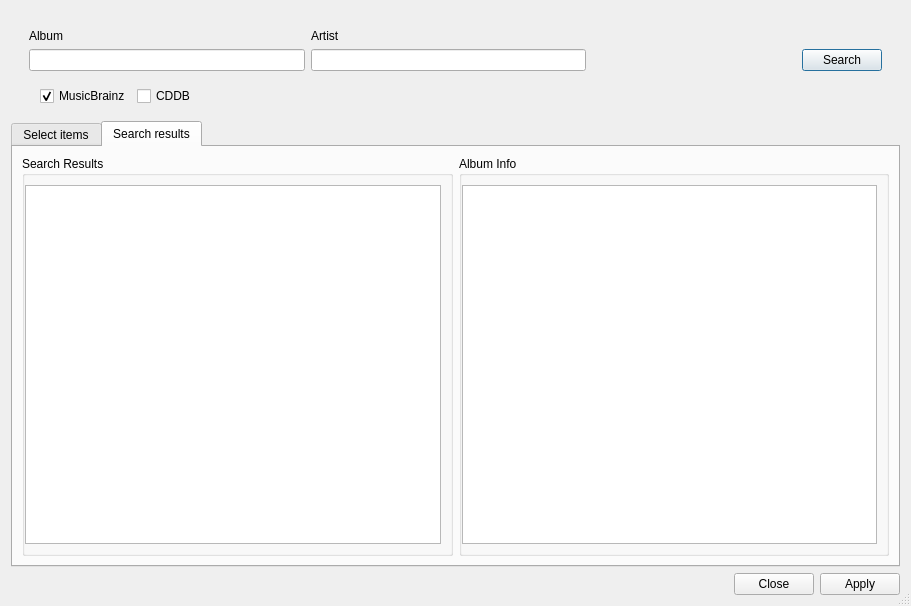
Above: ui/tagsearchdialog.ui from sjuvonen/coquillo before the change. Below: the same form after it.
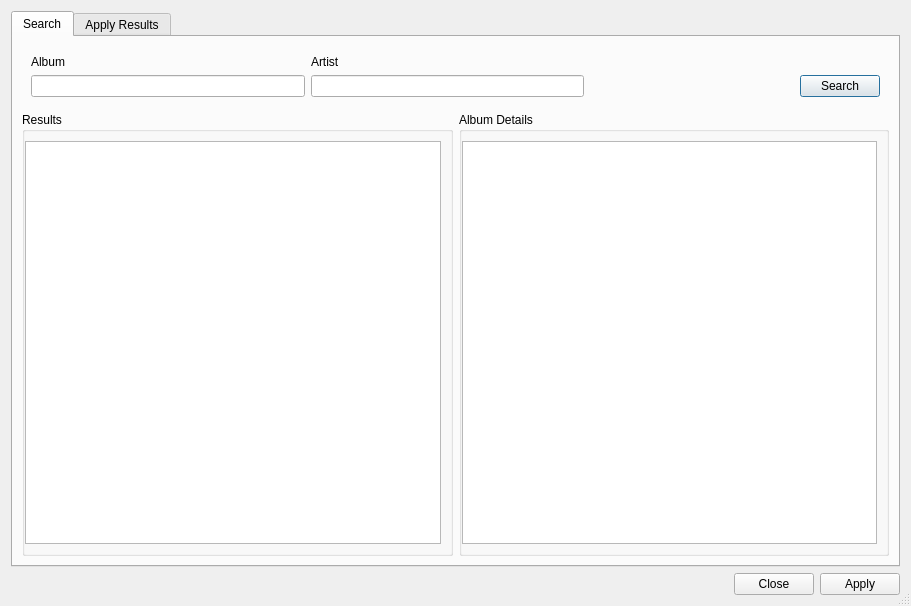
That is the form after the change.

Commit message: Redesign search dialog

```diff
--- a/ui/tagsearchdialog.ui
+++ b/ui/tagsearchdialog.ui
@@ -19,14 +19,62 @@
   <property name="modal">
    <bool>true</bool>
   </property>
-  <layout class="QVBoxLayout" name="verticalLayout_2">
+  <layout class="QVBoxLayout" name="verticalLayout">
    <item>
-    <widget class="QFrame" name="frame">
-     <layout class="QVBoxLayout" name="verticalLayout">
-      <item>
-       <widget class="QStackedWidget" name="stackedWidget">
-        <widget class="QWidget" name="stackedWidgetPage1">
+    <widget class="QTabWidget" name="mainTabs">
+     <property name="enabled">
+      <bool>true</bool>
+     </property>
+     <property name="sizePolicy">
+      <sizepolicy hsizetype="Expanding" vsizetype="Expanding">
+       <horstretch>0</horstretch>
+       <verstretch>1</verstretch>
+      </sizepolicy>
+     </property>
+     <property name="tabPosition">
+      <enum>QTabWidget::North</enum>
+     </property>
+     <property name="currentIndex">
+      <number>0</number>
+     </property>
+     <widget class="QWidget" name="tab_6">
+      <attribute name="title">
+       <string>Search</string>
+      </attribute>
+      <layout class="QGridLayout" name="gridLayout_2">
+       <item row="0" column="0" colspan="2">
+        <widget class="QFrame" name="frame">
          <layout class="QGridLayout" name="gridLayout">
+          <item row="0" column="0">
+           <widget class="QLabel" name="label">
+            <property name="text">
+             <string>Album</string>
+            </property>
+           </widget>
+          </item>
+          <item row="0" column="1">
+           <widget class="QLabel" name="label_2">
+            <property name="text">
+             <string>Artist</string>
+            </property>
+           </widget>
+          </item>
+          <item row="1" column="0">
+           <widget class="QLineEdit" name="textAlbum">
+            <property name="sizePolicy">
+             <sizepolicy hsizetype="MinimumExpanding" vsizetype="Fixed">
+              <horstretch>2</horstretch>
+              <verstretch>0</verstretch>
+             </sizepolicy>
+            </property>
+            <property name="minimumSize">
+             <size>
+              <width>200</width>
+              <height>0</height>
+             </size>
+            </property>
+           </widget>
+          </item>
           <item row="1" column="1">
            <widget class="QLineEdit" name="textArtist">
             <property name="sizePolicy">
@@ -56,20 +104,6 @@
             </property>
            </spacer>
           </item>
-          <item row="0" column="0">
-           <widget class="QLabel" name="label">
-            <property name="text">
-             <string>Album</string>
-            </property>
-           </widget>
-          </item>
-          <item row="0" column="1">
-           <widget class="QLabel" name="label_2">
-            <property name="text">
-             <string>Artist</string>
-            </property>
-           </widget>
-          </item>
           <item row="1" column="3">
            <widget class="QPushButton" name="buttonSearch">
             <property name="text">
@@ -77,102 +111,73 @@
             </property>
            </widget>
           </item>
-          <item row="1" column="0">
-           <widget class="QLineEdit" name="textAlbum">
-            <property name="sizePolicy">
-             <sizepolicy hsizetype="MinimumExpanding" vsizetype="Fixed">
-              <horstretch>2</horstretch>
-              <verstretch>0</verstretch>
-             </sizepolicy>
+         </layout>
+        </widget>
+       </item>
+       <item row="1" column="0">
+        <widget class="QGroupBox" name="groupBox">
+         <property name="title">
+          <string>Results</string>
+         </property>
+         <layout class="QVBoxLayout" name="verticalLayout_7">
+          <property name="leftMargin">
+           <number>0</number>
+          </property>
+          <item>
+           <widget class="QTableView" name="listSearchResults">
+            <property name="selectionMode">
+             <enum>QAbstractItemView::SingleSelection</enum>
             </property>
-            <property name="minimumSize">
-             <size>
-              <width>200</width>
-              <height>0</height>
-             </size>
+            <property name="selectionBehavior">
+             <enum>QAbstractItemView::SelectRows</enum>
             </property>
+            <attribute name="horizontalHeaderCascadingSectionResizes">
+             <bool>true</bool>
+            </attribute>
+            <attribute name="horizontalHeaderDefaultSectionSize">
+             <number>140</number>
+            </attribute>
+            <attribute name="horizontalHeaderStretchLastSection">
+             <bool>true</bool>
+            </attribute>
+            <attribute name="verticalHeaderVisible">
+             <bool>false</bool>
+            </attribute>
            </widget>
           </item>
          </layout>
         </widget>
-       </widget>
-      </item>
-      <item>
-       <layout class="QHBoxLayout" name="horizontalLayout_2">
-        <item>
-         <spacer name="horizontalSpacer">
-          <property name="orientation">
-           <enum>Qt::Horizontal</enum>
+       </item>
+       <item row="1" column="1">
+        <widget class="QGroupBox" name="groupBox_2">
+         <property name="title">
+          <string>Album Details</string>
+         </property>
+         <layout class="QVBoxLayout" name="verticalLayout_3">
+          <property name="leftMargin">
+           <number>0</number>
           </property>
-          <property name="sizeType">
-           <enum>QSizePolicy::Preferred</enum>
-          </property>
-          <property name="sizeHint" stdset="0">
-           <size>
-            <width>20</width>
-            <height>20</height>
-           </size>
-          </property>
-         </spacer>
-        </item>
-        <item>
-         <widget class="QCheckBox" name="checkBox">
-          <property name="text">
-           <string>MusicBrainz</string>
-          </property>
-          <property name="checked">
-           <bool>true</bool>
-          </property>
-         </widget>
-        </item>
-        <item>
-         <widget class="QCheckBox" name="checkBox_2">
-          <property name="text">
-           <string>CDDB</string>
-          </property>
-         </widget>
-        </item>
-        <item>
-         <spacer name="horizontalSpacer_3">
-          <property name="orientation">
-           <enum>Qt::Horizontal</enum>
-          </property>
-          <property name="sizeHint" stdset="0">
-           <size>
-            <width>40</width>
-            <height>20</height>
-           </size>
-          </property>
-         </spacer>
-        </item>
-       </layout>
-      </item>
-     </layout>
-    </widget>
-   </item>
-   <item>
-    <widget class="QTabWidget" name="mainTabs">
-     <property name="enabled">
-      <bool>true</bool>
-     </property>
-     <property name="sizePolicy">
-      <sizepolicy hsizetype="Expanding" vsizetype="Expanding">
-       <horstretch>0</horstretch>
-       <verstretch>1</verstretch>
-      </sizepolicy>
-     </property>
-     <property name="tabPosition">
-      <enum>QTabWidget::North</enum>
-     </property>
-     <property name="currentIndex">
-      <number>1</number>
-     </property>
+          <item>
+           <widget class="QTableView" name="tableAlbumPreview">
+            <property name="selectionMode">
+             <enum>QAbstractItemView::NoSelection</enum>
+            </property>
+            <property name="selectionBehavior">
+             <enum>QAbstractItemView::SelectRows</enum>
+            </property>
+           </widget>
+          </item>
+         </layout>
+        </widget>
+       </item>
+      </layout>
+     </widget>
      <widget class="QWidget" name="tab_5">
       <property name="enabled">
        <bool>true</bool>
       </property>
       <attribute name="title">
-       <string>Select items</string>
+       <string>Apply Results</string>
       </attribute>
       <layout class="QHBoxLayout" name="horizontalLayout_4">
        <item>
@@ -361,56 +366,6 @@
        </item>
       </layout>
      </widget>
-     <widget class="QWidget" name="tab_6">
-      <attribute name="title">
-       <string>Search results</string>
-      </attribute>
-      <layout class="QHBoxLayout" name="horizontalLayout">
-       <item>
-        <widget class="QGroupBox" name="groupBox">
-         <property name="title">
-          <string>Search Results</string>
-         </property>
-         <layout class="QVBoxLayout" name="verticalLayout_7">
-          <property name="leftMargin">
-           <number>0</number>
-          </property>
-          <item>
-           <widget class="QTableView" name="listSearchResults">
-            <attribute name="horizontalHeaderCascadingSectionResizes">
-             <bool>true</bool>
-            </attribute>
-            <attribute name="horizontalHeaderDefaultSectionSize">
-             <number>140</number>
-            </attribute>
-            <attribute name="horizontalHeaderStretchLastSection">
-             <bool>true</bool>
-            </attribute>
-            <attribute name="verticalHeaderVisible">
-             <bool>false</bool>
-            </attribute>
-           </widget>
-          </item>
-         </layout>
-        </widget>
-       </item>
-       <item>
-        <widget class="QGroupBox" name="groupBox_2">
-         <property name="title">
-          <string>Album Info</string>
-         </property>
-         <layout class="QVBoxLayout" name="verticalLayout_3">
-          <property name="leftMargin">
-           <number>0</number>
-          </property>
-          <item>
-           <widget class="QTableView" name="tableAlbumPreview"/>
-          </item>
-         </layout>
-        </widget>
-       </item>
-      </layout>
-     </widget>
     </widget>
    </item>
    <item>
```
Left out of the diff: 21 changed lines with no effect on the pictures.
